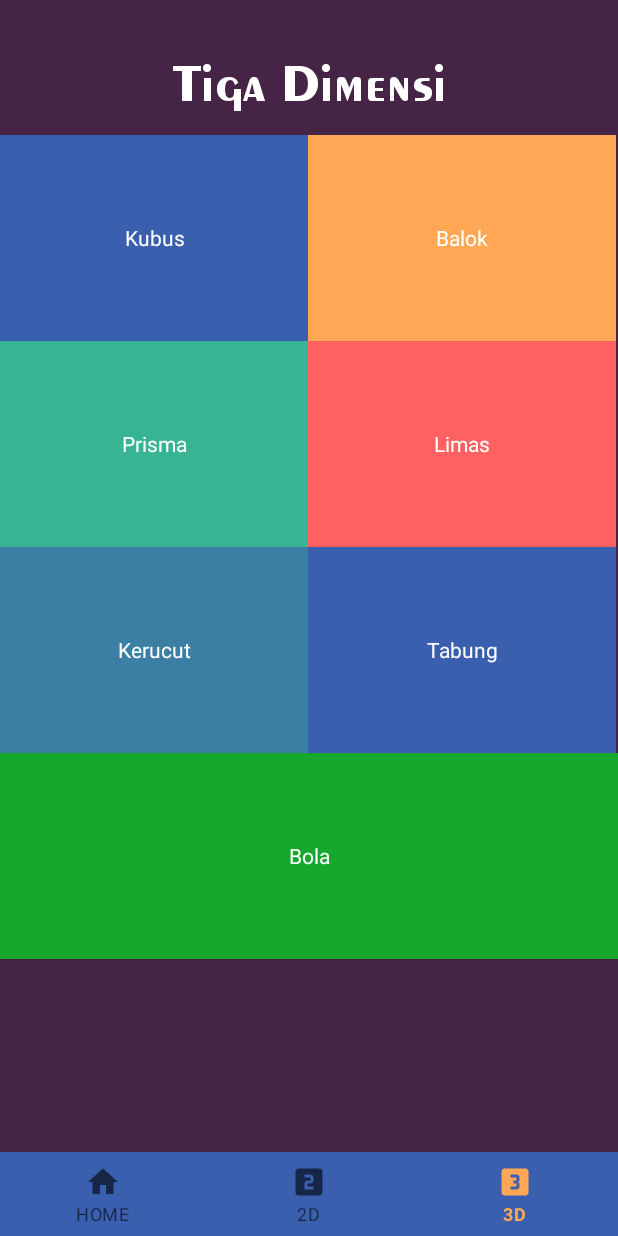
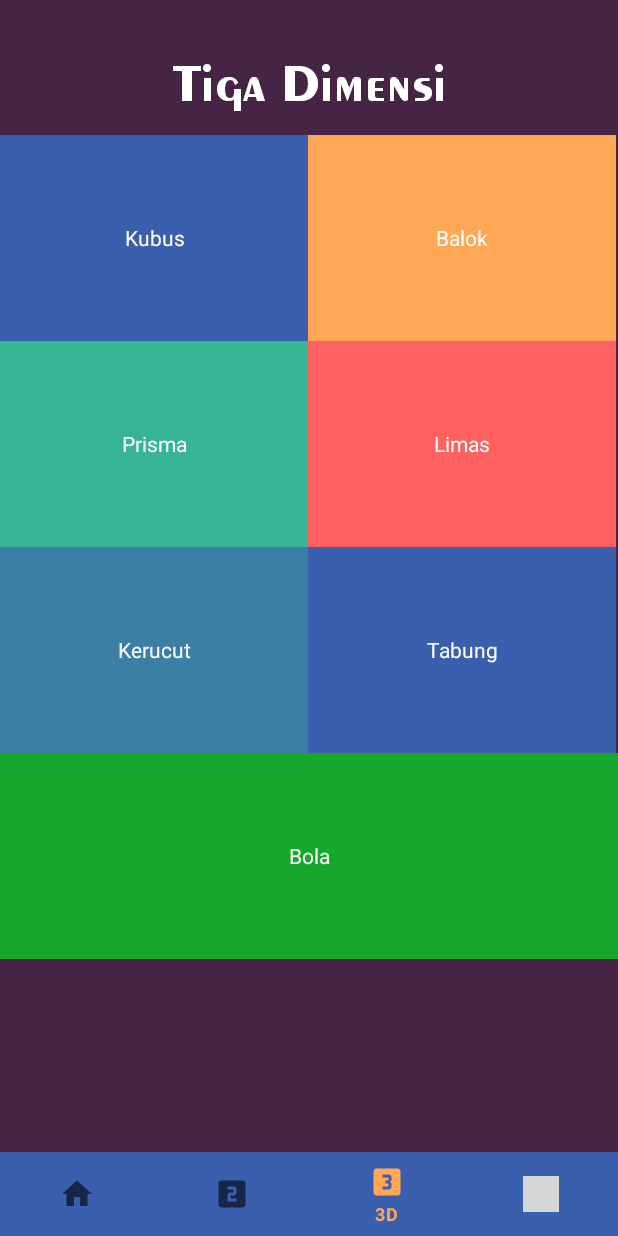
Before and after one commit to MSultan-2057051019/project-kelompok-3-b, an Android app: the screen it shows after launch (MainActivity), item 3 of the bottom bar chosen, on a phone screen of 412 x 824 dp. Run offline under Robolectric (Android 15) with nearby library versions, the phone set to English and light mode, and no system bars; grey boxes are pictures that could not be loaded.

Commit message:
update uas

```diff
--- a/app/build.gradle
+++ b/app/build.gradle
@@ -32,6 +32,7 @@ dependencies {
     implementation 'androidx.appcompat:appcompat:1.4.1'
     implementation 'com.google.android.material:material:1.5.0'
     implementation 'androidx.constraintlayout:constraintlayout:2.1.3'
+    implementation 'com.faendir.rhino:rhino-android:1.5.2'
     implementation 'androidx.legacy:legacy-support-v4:1.0.0'
     testImplementation 'junit:junit:4.13.2'
     androidTestImplementation 'androidx.test.ext:junit:1.1.3'
--- a/app/src/main/java/com/example/midterm/MainActivity.java
+++ b/app/src/main/java/com/example/midterm/MainActivity.java
@@ -27,6 +27,9 @@ public class MainActivity extends AppCompatActivity {
                         case R.id.third:
                             selectedFragment = new ThirdFragment();
                             break;
+                        case R.id.fourth:
+                            selectedFragment = new FourthFragment();
+                            break;
                     }
 
                     getSupportFragmentManager().beginTransaction().replace(R.id.fragment_container, selectedFragment).commit();
--- a/app/src/main/res/menu/bottom_navigation.xml
+++ b/app/src/main/res/menu/bottom_navigation.xml
@@ -16,4 +16,10 @@
         android:icon="@drawable/three"
         android:title="@string/area"/>
 
+    <item
+        android:id="@+id/fourth"
+        android:icon="@drawable/calculate"
+        android:title="CALC"/>
+
+
 </menu>
--- a/app/src/main/res/values/colors.xml
+++ b/app/src/main/res/values/colors.xml
@@ -7,4 +7,7 @@
     <color name="teal_700">#FF018786</color>
     <color name="black">#FF000000</color>
     <color name="white">#FFFFFFFF</color>
+    <color name="red">#B22222</color>
+    <color name="darkGrey">#202020</color>
+    <color name="orange">#FF8C00</color>
 </resources>
--- a/app/src/main/res/values/strings.xml
+++ b/app/src/main/res/values/strings.xml
@@ -3,6 +3,5 @@
     <string name="home">HOME</string>
     <string name="perimeter">2D</string>
     <string name="area">3D</string>
-    <!-- TODO: Remove or change this placeholder text -->
     <string name="hello_blank_fragment">Hello blank fragment</string>
 </resources>
```
